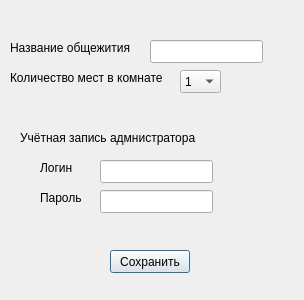
First picture: the form in dWell/initsetupdialog.ui, repository kashapov17/dWell, before the edit.
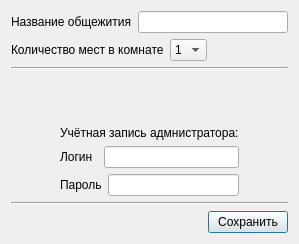
Second picture: the form after the edit. Icons and pictures are not drawn.

```diff
--- a/dWell/initsetupdialog.ui
+++ b/dWell/initsetupdialog.ui
@@ -6,8 +6,8 @@
    <rect>
     <x>0</x>
     <y>0</y>
-    <width>304</width>
-    <height>300</height>
+    <width>299</width>
+    <height>244</height>
    </rect>
   </property>
   <property name="windowTitle">
@@ -17,58 +17,40 @@
    <iconset resource="resources.qrc">
     <normaloff>:/icons/Emblem-system.svg</normaloff>:/icons/Emblem-system.svg</iconset>
   </property>
-  <widget class="QPushButton" name="saveButton">
-   <property name="geometry">
-    <rect>
-     <x>110</x>
-     <y>250</y>
-     <width>80</width>
-     <height>23</height>
-    </rect>
-   </property>
+  <layout class="QVBoxLayout" name="verticalLayout_6">
+   <item>
+    <layout class="QVBoxLayout" name="verticalLayout_5">
+     <item>
+      <layout class="QVBoxLayout" name="verticalLayout_4">
+       <item>
+        <layout class="QVBoxLayout" name="verticalLayout">
+         <item>
+          <layout class="QHBoxLayout" name="horizontalLayout_2">
+           <item>
+            <widget class="QLabel" name="label">
    <property name="text">
-    <string>Сохранить</string>
-   </property>
-  </widget>
-  <widget class="QLineEdit" name="dormName">
-   <property name="geometry">
-    <rect>
-     <x>150</x>
-     <y>40</y>
-     <width>113</width>
-     <height>23</height>
-    </rect>
-   </property>
-  </widget>
-  <widget class="QLineEdit" name="admiLogin">
-   <property name="geometry">
-    <rect>
-     <x>100</x>
-     <y>160</y>
-     <width>113</width>
-     <height>23</height>
-    </rect>
-   </property>
-  </widget>
-  <widget class="QLineEdit" name="adminPasswd">
-   <property name="geometry">
-    <rect>
-     <x>100</x>
-     <y>190</y>
-     <width>113</width>
-     <height>23</height>
-    </rect>
-   </property>
-  </widget>
+              <string>Название общежития</string>
+             </property>
+            </widget>
+           </item>
+           <item>
+            <widget class="QLineEdit" name="dormName"/>
+           </item>
+          </layout>
+         </item>
+         <item>
+          <layout class="QHBoxLayout" name="horizontalLayout_3">
+           <item>
+            <widget class="QLabel" name="label_2">
+             <property name="text">
+              <string>Количество мест в комнате</string>
+             </property>
+            </widget>
+           </item>
+           <item>
+            <layout class="QHBoxLayout" name="horizontalLayout">
+             <item>
   <widget class="QComboBox" name="comboBox">
-   <property name="geometry">
-    <rect>
-     <x>180</x>
-     <y>70</y>
-     <width>41</width>
-     <height>23</height>
-    </rect>
-   </property>
    <item>
     <property name="text">
      <string>1</string>
@@ -90,71 +72,175 @@
     </property>
    </item>
   </widget>
-  <widget class="QLabel" name="label">
-   <property name="geometry">
-    <rect>
-     <x>10</x>
-     <y>40</y>
-     <width>131</width>
-     <height>16</height>
-    </rect>
-   </property>
-   <property name="text">
-    <string>Название общежития</string>
-   </property>
-  </widget>
-  <widget class="QLabel" name="label_2">
-   <property name="geometry">
-    <rect>
-     <x>10</x>
-     <y>70</y>
-     <width>171</width>
-     <height>16</height>
-    </rect>
-   </property>
-   <property name="text">
-    <string>Количество мест в комнате</string>
-   </property>
-  </widget>
+             </item>
+             <item>
+              <spacer name="horizontalSpacer">
+               <property name="orientation">
+                <enum>Qt::Horizontal</enum>
+               </property>
+               <property name="sizeHint" stdset="0">
+                <size>
+                 <width>40</width>
+                 <height>20</height>
+                </size>
+               </property>
+              </spacer>
+             </item>
+            </layout>
+           </item>
+          </layout>
+         </item>
+        </layout>
+       </item>
+       <item>
+        <widget class="Line" name="line">
+         <property name="orientation">
+          <enum>Qt::Horizontal</enum>
+         </property>
+        </widget>
+       </item>
+       <item>
+        <layout class="QHBoxLayout" name="horizontalLayout_6">
+         <item>
+          <spacer name="horizontalSpacer_4">
+           <property name="orientation">
+            <enum>Qt::Horizontal</enum>
+           </property>
+           <property name="sizeHint" stdset="0">
+            <size>
+             <width>40</width>
+             <height>20</height>
+            </size>
+           </property>
+          </spacer>
+         </item>
+         <item>
+          <layout class="QVBoxLayout" name="verticalLayout_3">
+           <item>
+            <spacer name="verticalSpacer">
+             <property name="orientation">
+              <enum>Qt::Vertical</enum>
+             </property>
+             <property name="sizeHint" stdset="0">
+              <size>
+               <width>20</width>
+               <height>40</height>
+              </size>
+             </property>
+            </spacer>
+           </item>
+           <item>
   <widget class="QLabel" name="label_3">
-   <property name="geometry">
-    <rect>
-     <x>20</x>
-     <y>130</y>
-     <width>191</width>
-     <height>16</height>
-    </rect>
-   </property>
    <property name="text">
-    <string>Учётная запись адмнистратора</string>
-   </property>
-  </widget>
+              <string>Учётная запись адмнистратора:</string>
+             </property>
+            </widget>
+           </item>
+           <item>
+            <layout class="QVBoxLayout" name="verticalLayout_2">
+             <item>
+              <layout class="QHBoxLayout" name="horizontalLayout_4">
+               <item>
   <widget class="QLabel" name="label_4">
-   <property name="geometry">
-    <rect>
-     <x>40</x>
-     <y>160</y>
-     <width>56</width>
-     <height>15</height>
-    </rect>
-   </property>
    <property name="text">
     <string>Логин</string>
    </property>
   </widget>
+               </item>
+               <item>
+                <widget class="QLineEdit" name="admiLogin">
+                 <property name="maximumSize">
+                  <size>
+                   <width>135</width>
+                   <height>29</height>
+                  </size>
+                 </property>
+                </widget>
+               </item>
+              </layout>
+             </item>
+             <item>
+              <layout class="QHBoxLayout" name="horizontalLayout_5">
+               <item>
   <widget class="QLabel" name="label_5">
-   <property name="geometry">
-    <rect>
-     <x>40</x>
-     <y>190</y>
-     <width>56</width>
-     <height>15</height>
-    </rect>
-   </property>
    <property name="text">
     <string>Пароль</string>
    </property>
   </widget>
+               </item>
+               <item>
+                <widget class="QLineEdit" name="adminPasswd">
+                 <property name="maximumSize">
+                  <size>
+                   <width>135</width>
+                   <height>29</height>
+                  </size>
+                 </property>
+                </widget>
+               </item>
+              </layout>
+             </item>
+            </layout>
+           </item>
+          </layout>
+         </item>
+         <item>
+          <spacer name="horizontalSpacer_2">
+           <property name="orientation">
+            <enum>Qt::Horizontal</enum>
+           </property>
+           <property name="sizeHint" stdset="0">
+            <size>
+             <width>40</width>
+             <height>20</height>
+            </size>
+           </property>
+          </spacer>
+         </item>
+        </layout>
+       </item>
+      </layout>
+     </item>
+     <item>
+      <widget class="Line" name="line_2">
+       <property name="orientation">
+        <enum>Qt::Horizontal</enum>
+       </property>
+      </widget>
+     </item>
+     <item>
+      <layout class="QHBoxLayout" name="horizontalLayout_7">
+       <item>
+        <spacer name="horizontalSpacer_3">
+         <property name="orientation">
+          <enum>Qt::Horizontal</enum>
+         </property>
+         <property name="sizeHint" stdset="0">
+          <size>
+           <width>40</width>
+           <height>20</height>
+          </size>
+         </property>
+        </spacer>
+       </item>
+       <item>
+        <widget class="QPushButton" name="saveButton">
+         <property name="maximumSize">
+          <size>
+           <width>80</width>
+           <height>23</height>
+          </size>
+         </property>
+         <property name="text">
+          <string>Сохранить</string>
+         </property>
+        </widget>
+       </item>
+      </layout>
+     </item>
+    </layout>
+   </item>
+  </layout>
  </widget>
  <resources>
   <include location="resources.qrc"/>
```
Lines whose indentation alone changed are shown as unchanged.
